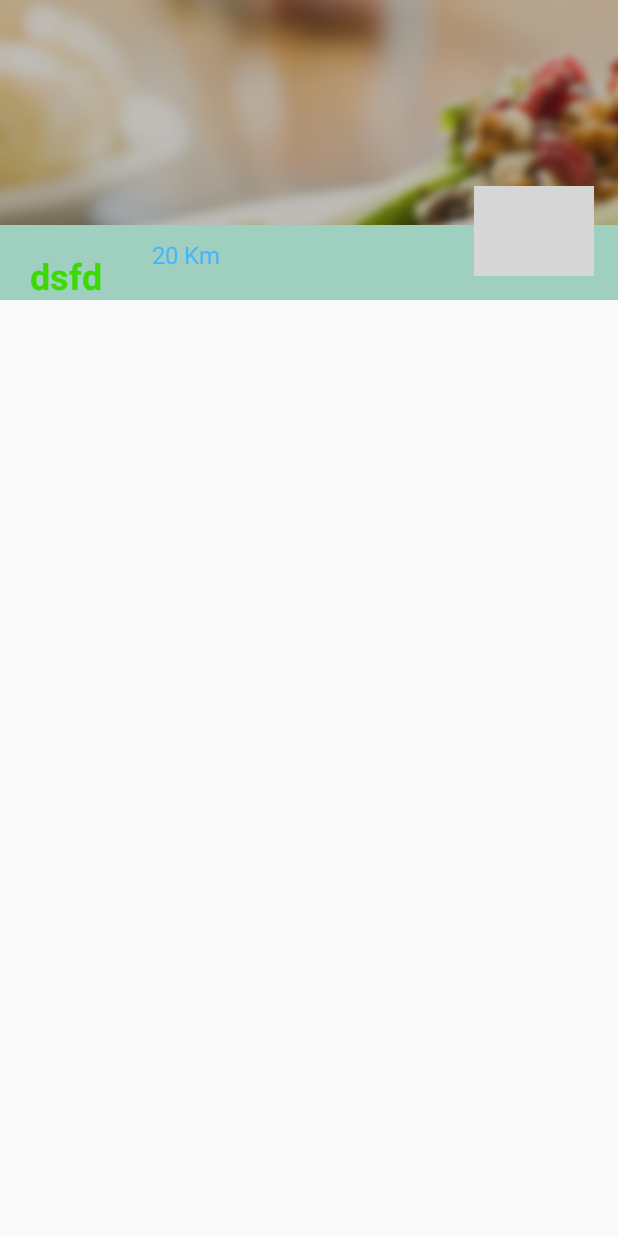
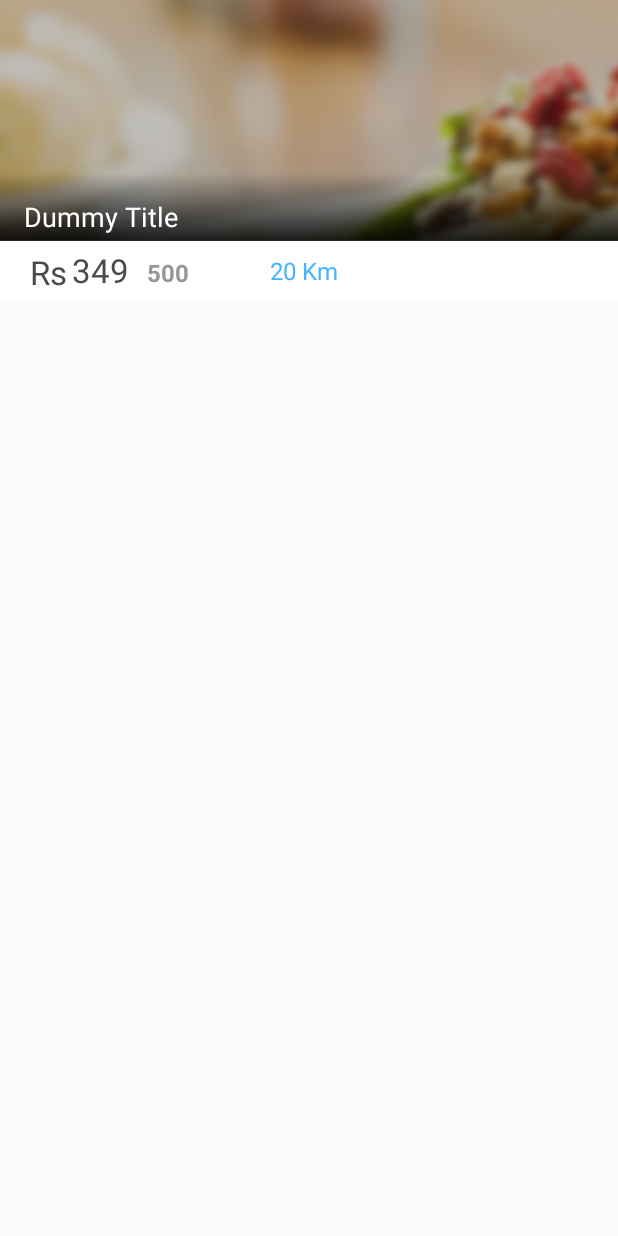
Before and after one commit to Yuva11/hb_android, an Android app: the layout fragment_bestpick_list_item.xml on its own in the app's theme, with its tools: preview values and no code run, on a phone screen of 412 x 824 dp. Run offline under Robolectric (Android 15) with nearby library versions, the phone set to English and light mode, and no system bars; network calls fail; grey boxes are pictures that could not be loaded.

Commit message:
Best Pick list design improvement

```diff
--- a/app/src/main/java/com/HungryBells/activity/DealsActivity.java
+++ b/app/src/main/java/com/HungryBells/activity/DealsActivity.java
@@ -339,6 +339,7 @@ public class DealsActivity extends UserActivity implements
 
             if (currentPage == 0) {
                 return new WhatsNewFragment();
+
             } else if (currentPage == 1)
                 return new DealsListFragment();
             else
--- /dev/null
+++ b/app/src/main/res/drawable/gradiant_black_to_transparent.xml
@@ -0,0 +1,12 @@
+<?xml version="1.0" encoding="utf-8"?>
+<selector xmlns:android="http://schemas.android.com/apk/res/android">
+<item>
+    <shape>
+        <gradient
+            android:type="linear"
+            android:startColor="#00000000"
+            android:endColor="#E5000000"
+            android:angle="270"/>
+    </shape>
+</item>
+</selector>
--- a/app/src/main/res/layout/activity_tab_deallist.xml
+++ b/app/src/main/res/layout/activity_tab_deallist.xml
@@ -9,10 +9,10 @@
         android:id="@+id/grids"
         android:layout_width="match_parent"
         android:layout_height="match_parent"
-        android:layout_marginTop="5dp"
+        android:layout_marginTop="2dp"
         android:horizontalSpacing="10dp"
         android:numColumns="1"
-        android:verticalSpacing="10dp" >
+        android:verticalSpacing="4dp" >
     </GridView>
 
     <RelativeLayout
--- a/app/src/main/res/layout/fragment_bestpick_list_item.xml
+++ b/app/src/main/res/layout/fragment_bestpick_list_item.xml
@@ -3,82 +3,83 @@
     android:layout_width="match_parent"
     android:layout_height="200dp"
     android:id="@+id/imagedealback"
-    android:background="@color/tab_highlight">
+    android:background="#ffffff">
 
 
-    <TextView
-        android:id="@+id/textViewimgname"
-        android:layout_width="wrap_content"
-        android:layout_height="wrap_content"
-        android:layout_marginLeft="10dp"
-        android:layout_marginTop="10dp"
-        android:singleLine="true"
-        android:textColor="#ff242424"
-        android:textSize="18sp"
-        android:textStyle="bold"
-        android:text="Dummy Title"
-        android:layout_alignParentBottom="true"
-        android:layout_marginBottom="54dp" />
 
-    <ImageView
-        android:id="@+id/imageViewsoldout"
-        android:layout_width="wrap_content"
-        android:layout_height="wrap_content"
-        android:layout_centerInParent="true"
-        android:src="@drawable/sold_out"
-        android:visibility="gone" />
 
-    <RelativeLayout
+    <LinearLayout
+        android:orientation="vertical"
         android:layout_width="fill_parent"
         android:layout_height="fill_parent">
 
         <ImageView
             android:id="@+id/imagelinearBack"
             android:layout_width="match_parent"
-            android:layout_height="150dp"
+            android:layout_height="160dp"
             android:layout_alignParentTop="true"
             android:src="@drawable/bg"
             android:scaleType="centerCrop"/>
 
         <LinearLayout
+            android:layout_width="wrap_content"
+            android:layout_height="40dp"
+            android:orientation="horizontal">
+
+
+        <LinearLayout
             android:orientation="horizontal"
             android:layout_alignParentBottom="true"
-            android:layout_height="50dp"
-            android:layout_width="match_parent">
+            android:layout_height="40dp"
+            android:layout_width="140dp"
+            android:layout_marginLeft="10dp">
+
+
+            <TextView
+                android:id="@+id/textViewnewamt"
+                android:layout_width="wrap_content"
+                android:layout_height="wrap_content"
+                android:layout_marginLeft="10dp"
+                android:layout_marginTop="1dp"
+                android:gravity="bottom"
+                android:textColor="#4A4A4A"
+                android:text="Rs"
+                android:textSize="22sp"
+                android:textStyle="normal"
+                android:layout_gravity="center" />
+
+            <TextView
+                android:id="@+id/textViewnewamtValue"
+                android:layout_width="wrap_content"
+                android:layout_height="wrap_content"
+                android:layout_marginLeft="3dp"
+                android:layout_marginTop="0dp"
+                android:gravity="bottom"
+                android:textColor="#4A4A4A"
+                android:textSize="22sp"
+                android:text="349"
+                android:textStyle="normal"
+                android:layout_gravity="center" />
 
             <TextView
                 android:id="@+id/textViewamt"
                 android:layout_width="wrap_content"
                 android:layout_height="wrap_content"
-                android:layout_gravity="bottom"
-                android:layout_marginLeft="10dp"
+                android:layout_marginLeft="12dp"
+                android:layout_marginTop="2dp"
                 android:gravity="bottom"
-                android:textColor="#ffff16d7"
-                android:textSize="18sp"
-                android:textStyle="bold" />
+                android:textColor="#979797"
+                android:textSize="16sp"
+                android:text="500"
+                android:textStyle="bold"
+                android:layout_gravity="center" />
 
-            <TextView
-                android:id="@+id/textViewnewamt"
-                android:layout_width="wrap_content"
-                android:layout_height="wrap_content"
-                android:layout_gravity="bottom"
-                android:layout_marginLeft="10dp"
-                android:gravity="bottom"
-                android:textColor="#ff3bda04"
-                android:text="dsfd"
-                android:textSize="24sp"
-                android:textStyle="bold" />
 
-            <TextView
-                android:id="@+id/textViewnewamtValue"
-                android:layout_width="wrap_content"
-                android:layout_height="wrap_content"
-                android:layout_gravity="bottom"
-                android:layout_marginLeft="3dp"
-                android:gravity="bottom"
-                android:textColor="#ff272727"
-                android:textSize="24sp"
-                android:textStyle="bold" />
+
+
+
+
+        </LinearLayout>
 
             <TextView
                 android:id="@+id/textViewvaluedis"
@@ -91,25 +92,49 @@
                 android:textColor="#ff48b3ff"
                 android:textSize="16sp"
                 android:layout_marginLeft="30dp"
-                android:layout_gravity="center" />
-
+                android:layout_gravity="center"
+                android:layout_marginTop="6dp" />
 
         </LinearLayout>
 
-        <ImageView
-            android:id="@+id/logoImage"
-            android:layout_width="80dp"
-            android:layout_height="60dp"
-            android:background="@color/common_signin_btn_default_background"
+    </LinearLayout>
 
-            android:layout_margin="16dp"
-            android:layout_alignParentEnd="false"
-            android:layout_alignParentStart="false"
-            android:baselineAlignBottom="false"
-            android:layout_alignParentBottom="true"
-            android:layout_alignParentRight="true" />
+    <View
+        android:layout_width="wrap_content"
+        android:layout_height="45dp"
+        android:layout_marginTop="115dp"
+        android:alpha="0.95"
+        android:background="@drawable/gradiant_black_to_transparent"/>
 
-    </RelativeLayout>
+    <TextView
+        android:id="@+id/textViewimgname"
+        android:layout_width="wrap_content"
+        android:layout_height="wrap_content"
+        android:layout_marginLeft="16dp"
+        android:layout_marginTop="132dp"
+        android:singleLine="true"
+        android:textColor="#ffffff"
+        android:textSize="18sp"
+        android:textStyle="normal"
+        android:text="Dummy Title"
+        android:layout_alignParentBottom="false"
+        android:layout_marginBottom="44dp" />
+
+    <ImageView
+        android:id="@+id/imageViewsoldout"
+        android:layout_width="wrap_content"
+        android:layout_height="wrap_content"
+        android:layout_centerInParent="true"
+        android:src="@drawable/sold_out"
+        android:visibility="gone" />
+
+    <ImageView
+        android:id="@+id/logoImage"
+        android:layout_width="80dp"
+        android:layout_height="60dp"
+        android:layout_marginLeft="266dp"
+        android:layout_marginTop="126dp"
+        android:scaleType="centerCrop"/>
 
 
 </RelativeLayout>
```
Also changed, not shown: 2 other files.
